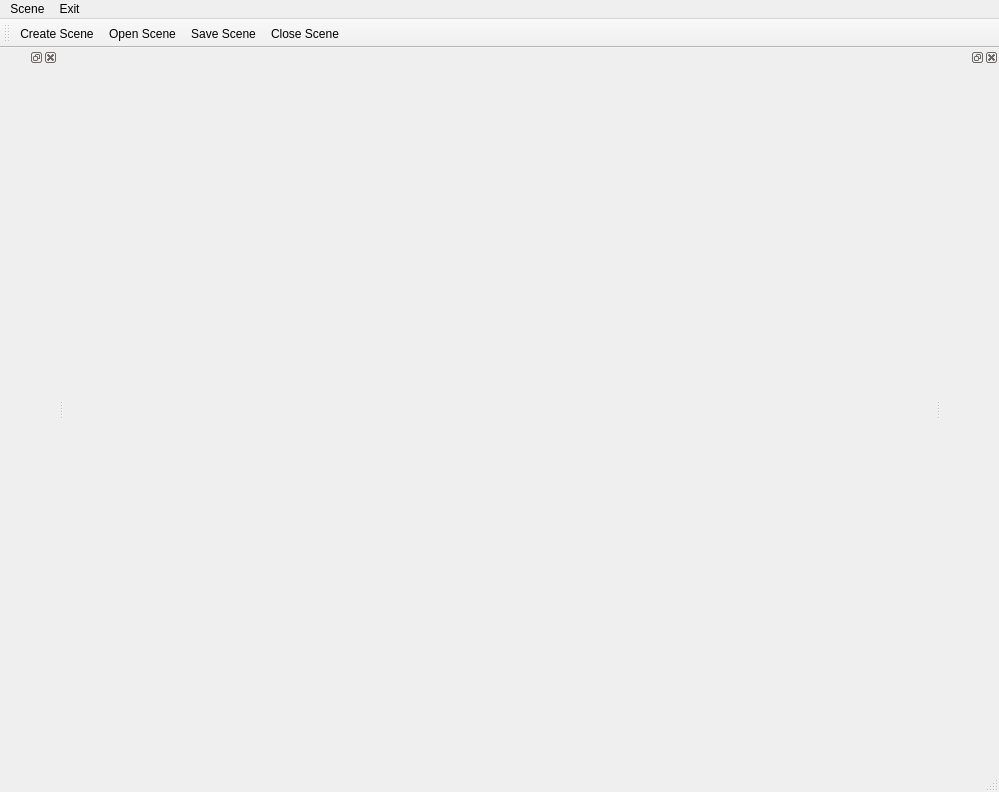
The window that Project_1_QT/mainwindow.ui (QTGuys/Project_1_QT) describes before a commit, drawn with Qt 5.
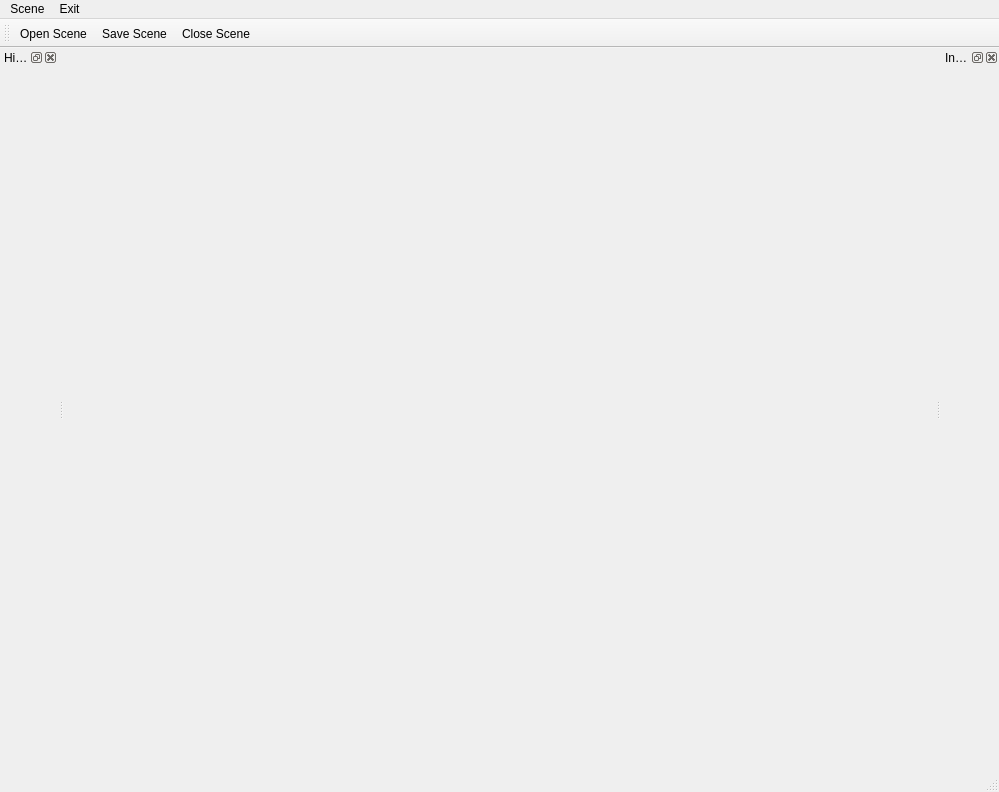
The same window after the commit. Icons and pictures are not drawn.

Commit message: app can be closed, and other minor actions

```diff
--- a/Project_1_QT/mainwindow.ui
+++ b/Project_1_QT/mainwindow.ui
@@ -41,12 +41,18 @@
   </widget>
   <widget class="QStatusBar" name="statusbar"/>
   <widget class="QDockWidget" name="dock_hierarchy">
+   <property name="windowTitle">
+    <string>Hierarchy</string>
+   </property>
    <attribute name="dockWidgetArea">
     <number>1</number>
    </attribute>
    <widget class="QWidget" name="dockWidgetContents"/>
   </widget>
   <widget class="QDockWidget" name="dock_inspector">
+   <property name="windowTitle">
+    <string>Inspector</string>
+   </property>
    <attribute name="dockWidgetArea">
     <number>2</number>
    </attribute>
@@ -62,16 +68,10 @@
    <attribute name="toolBarBreak">
     <bool>false</bool>
    </attribute>
-   <addaction name="actionCreate_Scene"/>
    <addaction name="actionC"/>
    <addaction name="actionSave_Scene"/>
    <addaction name="actionClose_Scene"/>
   </widget>
-  <action name="actionCreate_Scene">
-   <property name="text">
-    <string>Create Scene</string>
-   </property>
-  </action>
   <action name="actionC">
    <property name="icon">
     <iconset resource="Icons.qrc">
```
Left out of the diff: 32 changed lines with no effect on the pictures. The commit also changes 4 other files.
